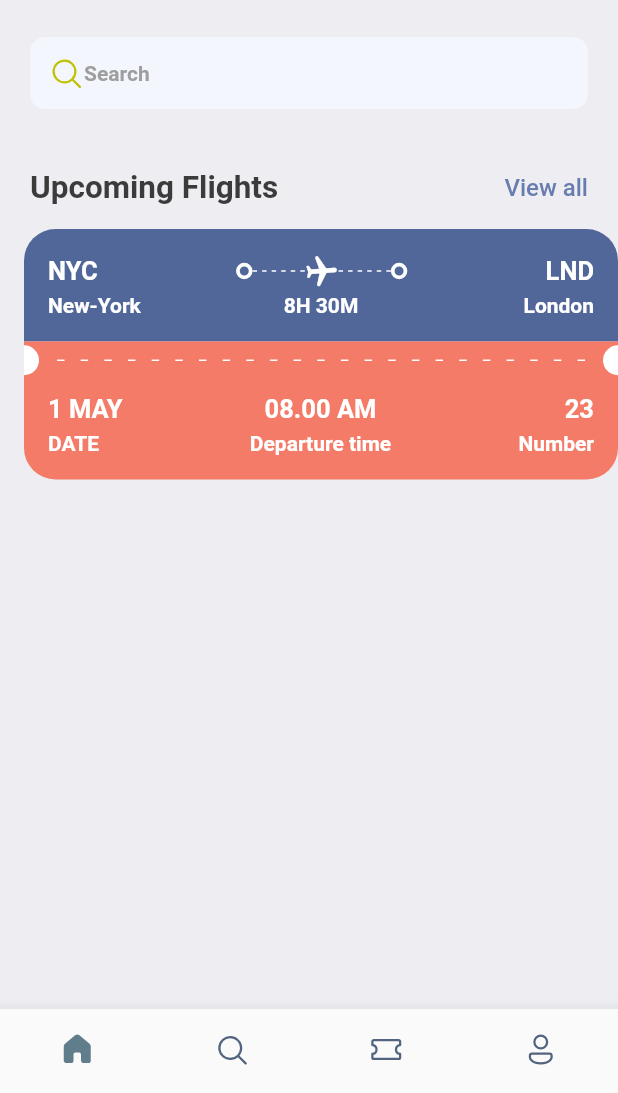
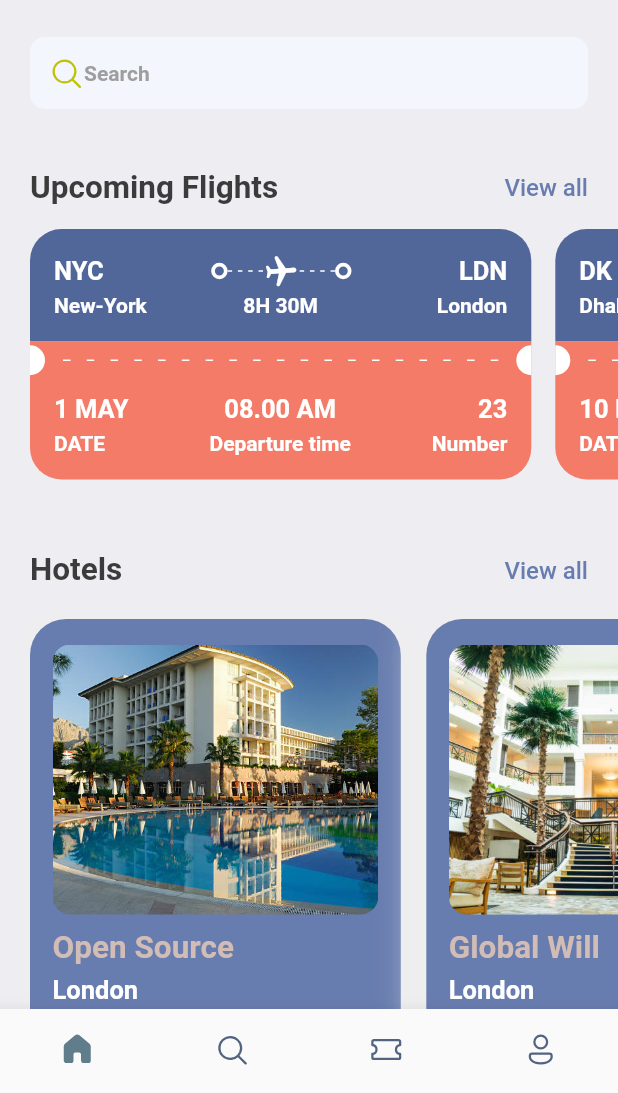
Before and after one commit to Malao-Ang/flutter-ui-Ticket-Booking-App, a Flutter app: the screen it shows after launch, on a phone screen of 412 x 824 dp, the part 143-1236 px from its top. Run offline on Flutter 3.47's test engine with Material 2 defaults, Android fonts, the phone set to English and light mode, and no system bars; our stand-ins replace fluentui_icons, gap, get.

Commit message:
finish home page

```diff
--- a/lib/screens/home_screen.dart
+++ b/lib/screens/home_screen.dart
@@ -1,4 +1,6 @@
+import 'package:booking_app/screens/hotel_screen.dart';
 import 'package:booking_app/screens/ticket_view.dart';
+import 'package:booking_app/utils/app_info.dart';
 import 'package:booking_app/utils/app_styles.dart';
 import 'package:fluentui_icons/fluentui_icons.dart';
 import 'package:flutter/material.dart';
@@ -93,14 +95,45 @@ class HomeScreen extends StatelessWidget {
           const Gap(15),
           SingleChildScrollView(
             scrollDirection: Axis.horizontal,
-            padding: const EdgeInsets.only(right: 20),
+            padding: const EdgeInsets.only(left: 20),
             child: Row(
+                children: ticketList
+                    .map((tick) => TicketView(ticket: tick))
+                    .toList()),
+          ),
+          const Gap(15),
+          Container(
+            padding: const EdgeInsets.symmetric(horizontal: 20),
+            child: Row(
+              mainAxisAlignment: MainAxisAlignment.spaceBetween,
               children: [
-                TicketView(),
-                TicketView(),
+                Text(
+                  "Hotels",
+                  style: Styles.headLineStyle2,
+                ),
+                InkWell(
+                  onTap: () {
+                    print("you are trapped");
+                  },
+                  child: Text(
+                    "View all",
+                    style:
+                        Styles.textStyle.copyWith(color: Styles.primaryColor),
+                  ),
+                )
               ],
             ),
-          )
+          ),
+          const Gap(15),
+          SingleChildScrollView(
+              scrollDirection: Axis.horizontal,
+              padding: const EdgeInsets.only(left: 20),
+              child: Row(
+                children: hotelList
+                    .map((singleHotel) => HotelScreen(hotel: singleHotel))
+                    .toList(),
+              )),
+          const Gap(10),
         ],
       ),
     );
--- /dev/null
+++ b/lib/screens/hotel_screen.dart
@@ -0,0 +1,54 @@
+import 'package:booking_app/utils/app_layout.dart';
+import 'package:booking_app/utils/app_styles.dart';
+import 'package:flutter/material.dart';
+import 'package:flutter/src/widgets/framework.dart';
+import 'package:flutter/src/widgets/placeholder.dart';
+import 'package:gap/gap.dart';
+
+class HotelScreen extends StatelessWidget {
+  final Map<String, dynamic> hotel;
+  const HotelScreen({super.key, required this.hotel});
+
+  @override
+  Widget build(BuildContext context) {
+    final size = AppLayout.getSize(context);
+    ;
+    return Container(
+      width: size.width * 0.6,
+      margin: const EdgeInsets.only(right: 17, top: 5),
+      padding: const EdgeInsets.symmetric(horizontal: 15, vertical: 17),
+      decoration: BoxDecoration(boxShadow: [
+        BoxShadow(color: Colors.grey.shade200, blurRadius: 20, spreadRadius: 5)
+      ], borderRadius: BorderRadius.circular(24), color: Styles.primaryColor),
+      height: AppLayout.getHight(350),
+      child: Column(
+        crossAxisAlignment: CrossAxisAlignment.start,
+        children: [
+          Container(
+              height: AppLayout.getHight(180),
+              decoration: BoxDecoration(
+                  borderRadius: BorderRadius.circular(12),
+                  color: Styles.primaryColor,
+                  image: DecorationImage(
+                      fit: BoxFit.cover,
+                      image: AssetImage("assets/images/${hotel['image']}")))),
+          const Gap(10),
+          Text(
+            hotel['place'],
+            style: Styles.headLineStyle2.copyWith(color: Styles.kakiColor),
+          ),
+          const Gap(5),
+          Text(
+            hotel['destination'],
+            style: Styles.headLineStyle3.copyWith(color: Colors.white),
+          ),
+          const Gap(8),
+          Text(
+            "\$${hotel['price']}/night",
+            style: Styles.headLineStyle1.copyWith(color: Styles.kakiColor),
+          ),
+        ],
+      ),
+    );
+  }
+}
--- a/lib/screens/ticket_view.dart
+++ b/lib/screens/ticket_view.dart
@@ -8,16 +8,17 @@ import 'package:flutter/src/widgets/placeholder.dart';
 import 'package:gap/gap.dart';
 
 class TicketView extends StatelessWidget {
-  const TicketView({super.key});
+  final Map<String, dynamic> ticket;
+  const TicketView({super.key, required this.ticket});
 
   @override
   Widget build(BuildContext context) {
     final size = AppLayout.getSize(context);
     return SizedBox(
-      width: size.width,
-      height: 200,
+      width: size.width * 0.85,
+      height: AppLayout.getHight(200),
       child: Container(
-        margin: const EdgeInsets.only(left: 16),
+        margin: EdgeInsets.only(right: AppLayout.getWidth(16)),
         child: Column(children: [
           /*
 
@@ -28,16 +29,16 @@ class TicketView extends StatelessWidget {
           Container(
             decoration: BoxDecoration(
                 color: const Color(0xFF526799),
-                borderRadius: const BorderRadius.only(
-                    topLeft: Radius.circular(21),
-                    topRight: Radius.circular(21))),
-            padding: const EdgeInsets.all(16),
+                borderRadius: BorderRadius.only(
+                    topLeft: Radius.circular(AppLayout.getHight(21)),
+                    topRight: Radius.circular(AppLayout.getHight(21)))),
+            padding: EdgeInsets.all(AppLayout.getHight(16)),
             child: Column(
               children: [
                 Row(
                   children: [
                     Text(
-                      "NYC",
+                      ticket['from']['code'],
                       style:
                           Styles.headLineStyle3.copyWith(color: Colors.white),
                     ),
@@ -47,7 +48,7 @@ class TicketView extends StatelessWidget {
                         child: Stack(
                       children: [
                         SizedBox(
-                          height: 24,
+                          height: AppLayout.getHight(24),
                           child: LayoutBuilder(
                             builder: (BuildContext context,
                                 BoxConstraints constraints) {
@@ -86,7 +87,7 @@ class TicketView extends StatelessWidget {
                     ThickContainer(),
                     const Spacer(),
                     Text(
-                      "LND",
+                      ticket['to']['code'],
                       style:
                           Styles.headLineStyle3.copyWith(color: Colors.white),
                     )
@@ -97,22 +98,22 @@ class TicketView extends StatelessWidget {
                   mainAxisAlignment: MainAxisAlignment.spaceBetween,
                   children: [
                     SizedBox(
-                      width: 100,
+                      width: AppLayout.getWidth(100),
                       child: Text(
-                        'New-York',
+                        ticket['from']['name'],
                         style:
                             Styles.headLineStyle4.copyWith(color: Colors.white),
                       ),
                     ),
                     Text(
-                      "8H 30M",
+                      ticket['flying_time'],
                       style:
                           Styles.headLineStyle4.copyWith(color: Colors.white),
                     ),
                     SizedBox(
-                      width: 100,
+                      width: AppLayout.getWidth(100),
                       child: Text(
-                        'London',
+                        ticket['to']['name'],
                         textAlign: TextAlign.end,
                         style:
                             Styles.headLineStyle4.copyWith(color: Colors.white),
@@ -132,8 +133,8 @@ class TicketView extends StatelessWidget {
             color: Styles.orangeColor,
             child: Row(children: [
               SizedBox(
-                height: 20,
-                width: 10,
+                height: AppLayout.getHight(20),
+                width: AppLayout.getWidth(10),
                 child: DecoratedBox(
                     decoration: BoxDecoration(
                         color: Colors.white,
@@ -153,8 +154,8 @@ class TicketView extends StatelessWidget {
                     children: List.generate(
                         (constraints.constrainWidth() / 15).floor(),
                         (index) => SizedBox(
-                              width: 5,
-                              height: 1,
+                              width: AppLayout.getWidth(5),
+                              height: AppLayout.getHight(1),
                               child: DecoratedBox(
                                   decoration:
                                       BoxDecoration(color: Colors.white)),
@@ -195,7 +196,7 @@ class TicketView extends StatelessWidget {
                     crossAxisAlignment: CrossAxisAlignment.start,
                     children: [
                       Text(
-                        "1 MAY",
+                        ticket['date'],
                         style:
                             Styles.headLineStyle3.copyWith(color: Colors.white),
                       ),
@@ -211,7 +212,7 @@ class TicketView extends StatelessWidget {
                     crossAxisAlignment: CrossAxisAlignment.center,
                     children: [
                       Text(
-                        "08.00 AM",
+                        ticket['departure_time'],
                         style:
                             Styles.headLineStyle3.copyWith(color: Colors.white),
                       ),
@@ -227,7 +228,7 @@ class TicketView extends StatelessWidget {
                     crossAxisAlignment: CrossAxisAlignment.end,
                     children: [
                       Text(
-                        "23",
+                        '${ticket['number']}',
                         style:
                             Styles.headLineStyle3.copyWith(color: Colors.white),
                       ),
--- /dev/null
+++ b/lib/utils/app_info.dart
@@ -0,0 +1,39 @@
+List<Map<String, dynamic>> hotelList = [
+  {
+    'image': 'one.jpg',
+    'place': 'Open Source',
+    'destination': 'London',
+    'price': 25
+  },
+  {
+    'image': 'two.jpg',
+    'place': 'Global Will',
+    'destination': 'London',
+    'price': 40
+  },
+  {
+    'image': 'three.jpg',
+    'place': 'Tallest Building',
+    'destination': 'Dubai',
+    'price': 68
+  }
+];
+
+List<Map<String, dynamic>> ticketList = [
+  {
+    'from': {'code': "NYC", 'name': 'New-York'},
+    'to': {'code': "LDN", 'name': 'London'},
+    'flying_time': '8H 30M',
+    'date': '1 MAY',
+    'departure_time': "08.00 AM",
+    "number": 23
+  },
+  {
+    'from': {'code': "DK", 'name': 'Dhaka'},
+    'to': {'code': "SH", 'name': 'Shanghai'},
+    'flying_time': '4H 20M',
+    'date': '10 MAY',
+    'departure_time': "09.00 AM",
+    "number": 45
+  },
+];
--- a/lib/utils/app_layout.dart
+++ b/lib/utils/app_layout.dart
@@ -1,7 +1,26 @@
 import 'package:flutter/material.dart';
+import 'package:get/get.dart';
 
 class AppLayout {
   static getSize(BuildContext context) {
     return MediaQuery.of(context).size;
   }
+
+  static getScreenHeight() {
+    return Get.height;
+  }
+
+  static getScreenWidth() {
+    return Get.width;
+  }
+
+  static getHight(double pixels) {
+    double x = getScreenHeight() / pixels; //844/200 >= 4.22
+    return getScreenHeight() / x;
+  }
+
+  static getWidth(double pixels) {
+    double x = getScreenWidth() / pixels; //844/200 >= 4.22
+    return getScreenWidth() / x;
+  }
 }
--- a/lib/utils/app_styles.dart
+++ b/lib/utils/app_styles.dart
@@ -7,6 +7,7 @@ class Styles {
   static Color textColor = const Color(0xFF3b3b3b);
   static Color bgColor = const Color(0xFFeeedf2);
   static Color orangeColor = const Color(0xFFF37B67);
+  static Color kakiColor = const Color(0xFFd2bdb6);
   static TextStyle textStyle =
       TextStyle(fontSize: 16, color: textColor, fontWeight: FontWeight.w500);
   static TextStyle headLineStyle1 =
--- a/pubspec.yaml
+++ b/pubspec.yaml
@@ -36,6 +36,7 @@ dependencies:
   # Use with the CupertinoIcons class for iOS style icons.
   cupertino_icons: ^1.0.2
   fluentui_icons: ^1.0.0
+  get:
   gap: ^2.0.0
 
 dev_dependencies:
```
Also changed, not shown: assets/images/one.jpg (added), assets/images/three.jpg (added), assets/images/two.jpg (added), pubspec.lock.
